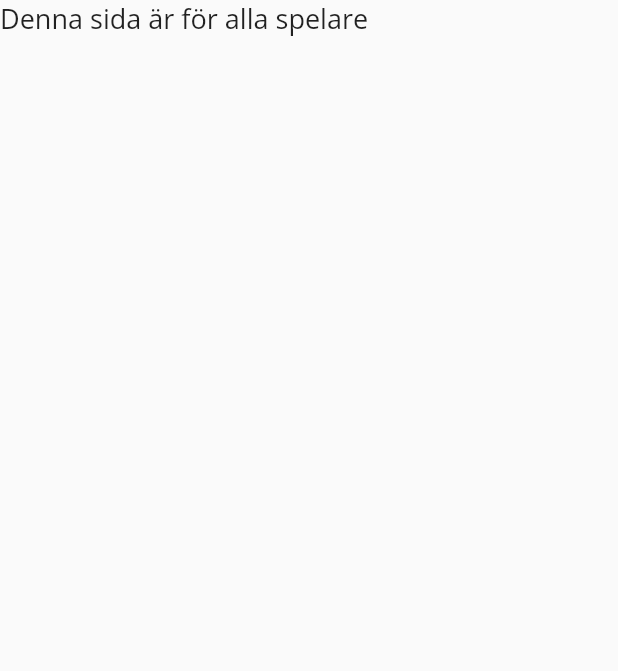
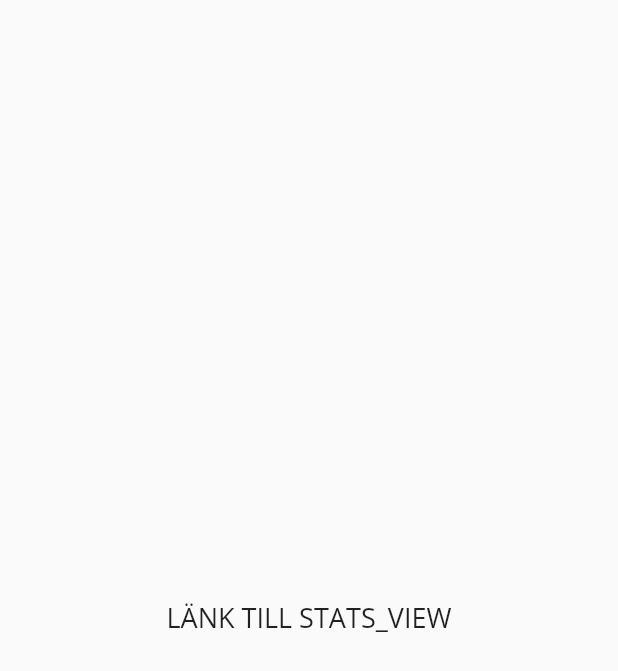
Before and after one commit to Ebba00/TIFx04-22-01, a Flutter app: the PlayersView widget shown alone on an empty page, opened directly, on a phone screen of 412 x 824 dp. Shown: the top 671 px of the screen. Run offline on Flutter 3.47's test engine with Material 2 defaults, Android fonts, the phone set to English and light mode, and no system bars; our stand-ins replace get_it.

```diff
--- a/mywebsite_kandidat/lib/views/Players/players_view.dart
+++ b/mywebsite_kandidat/lib/views/Players/players_view.dart
@@ -30,15 +30,19 @@ class PlayersView extends StatelessWidget {
 
   @override
   Widget build(BuildContext context) {
-    return Scaffold(
-      body: SingleChildScrollView(
-        child: Container(
-          height: 400,
-          width: 400,
-          child: const NavBarItem('Denna sida är för alla spelare', StatsRoute),
+    return Align(
+      alignment: Alignment.center,
+      child:
+        Container(
+              height: 400,
+              width: 400,
+              decoration: BoxDecoration(
+                color: Colors.grey[50],
+                borderRadius: BorderRadius.circular(10),
+              ),
+              alignment: Alignment.center,
+              child: const NavBarItem('LÄNK TILL STATS_VIEW', StatsRoute),
         ),
-      ),
-
     );
   }
 }
--- a/mywebsite_kandidat/lib/views/login/log_in_view.dart
+++ b/mywebsite_kandidat/lib/views/login/log_in_view.dart
@@ -39,6 +39,7 @@ class LogInView extends StatelessWidget {
                       SizedBox(
                         height: 10,
                       ),
+                      NavBarItem('LÄNK TILL PLAYERS_VIEW', PlayersRoute),
                     ],
                   ),
                 ),
```
